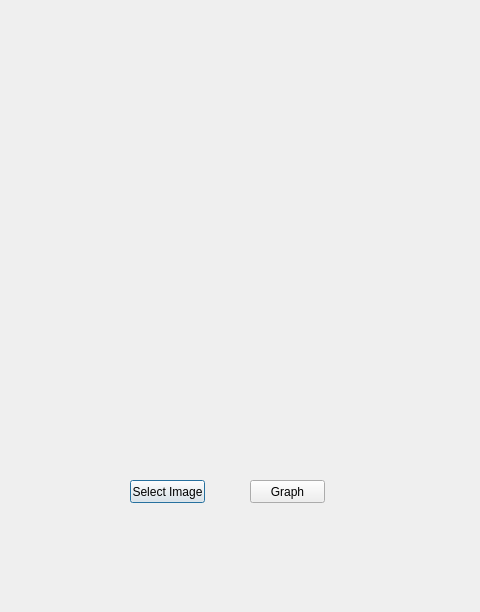
First picture: the form in measuring.ui, repository PPerth/Measuring-CV-Qt, before the edit; both pictures show x 0 to 480 and y 0 to 612 of the 1163 by 612 pixel window.
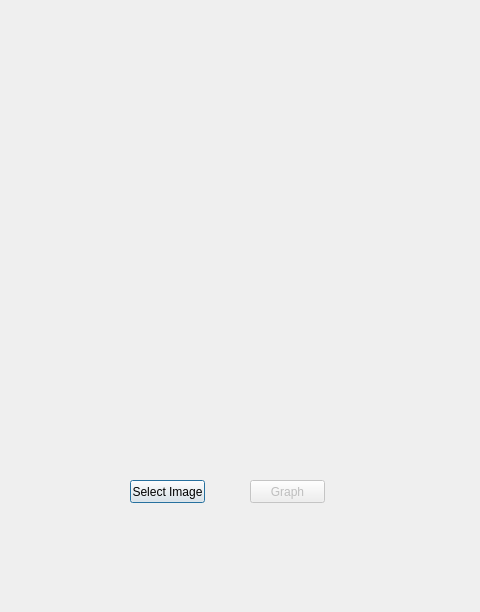
Second picture: the form after the edit. Custom widgets are drawn as their Qt base class.

```diff
--- a/measuring.ui
+++ b/measuring.ui
@@ -18,10 +18,13 @@
     <rect>
      <x>40</x>
      <y>40</y>
-     <width>201</width>
-     <height>131</height>
+     <width>521</width>
+     <height>331</height>
     </rect>
    </property>
+   <property name="lineWidth">
+    <number>1</number>
+   </property>
    <property name="text">
     <string/>
    </property>
@@ -76,6 +79,9 @@
    </layout>
   </widget>
   <widget class="QPushButton" name="showGraph">
+   <property name="enabled">
+    <bool>false</bool>
+   </property>
    <property name="geometry">
     <rect>
      <x>250</x>
```
